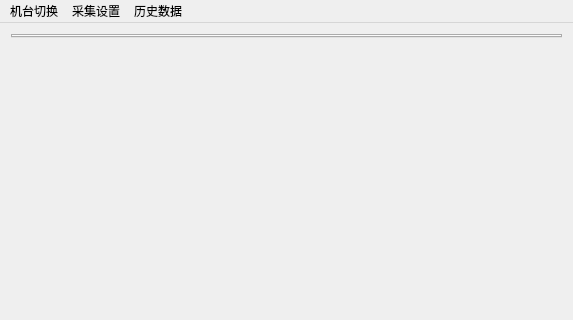
The window that mainwindow.ui (Ying3141/yizumi-monitor) describes before a commit, drawn with Qt 5; both pictures show x 0 to 573 and y 0 to 320 of the 573 by 492 pixel window.
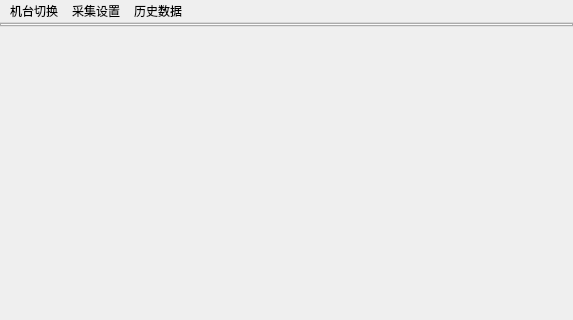
The same window after the commit.

What changed in the file:
```diff
--- a/mainwindow.ui
+++ b/mainwindow.ui
@@ -15,6 +15,21 @@
   </property>
   <widget class="QWidget" name="centralWidget">
    <layout class="QGridLayout" name="gridLayout">
+    <property name="leftMargin">
+     <number>0</number>
+    </property>
+    <property name="topMargin">
+     <number>0</number>
+    </property>
+    <property name="rightMargin">
+     <number>0</number>
+    </property>
+    <property name="bottomMargin">
+     <number>0</number>
+    </property>
+    <property name="spacing">
+     <number>0</number>
+    </property>
     <item row="1" column="0">
      <widget class="QWidget" name="widget" native="true">
       <property name="sizePolicy">
```
